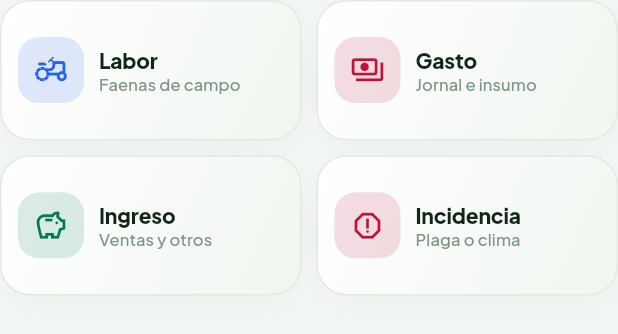
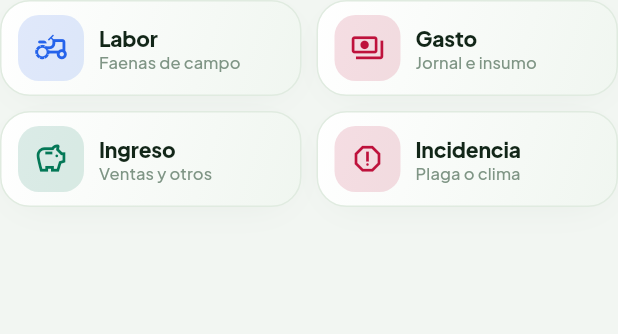
Before and after one commit to fraykanachullo/agrocontrolfrontendv1, a Flutter app: the _ActionGrid widget shown alone on an empty page, opened directly with empty values, on a phone screen of 412 x 824 dp. Shown: the top 334 px of the screen. Run offline on Flutter 3.47's test engine with Material 3 defaults, Android fonts, the phone set to English and light mode, and no system bars; our stand-ins replace connectivity_plus, dio, fl_chart, flutter_riverpod, flutter_secure_storage, freezed_annotation and 8 more; accounts and stored records are empty.

Commit message:
Cuadrículas que se adaptan a pantallas angostas
Registro rápido de gastos (Inicio), acciones del Cuaderno y métricas de
Resumen usaban un alto proporcional al ancho y se desbordaban en un
celular de 360 dp. Ahora usan GrillaAjustada: cada fila toma el alto de
su contenido.

Co-Authored-By: Claude Opus 5.5 <noreply@anthropic.com>

```diff
--- a/lib/core/widgets/glass.dart
+++ b/lib/core/widgets/glass.dart
@@ -271,3 +271,38 @@ class SectionHeader extends StatelessWidget {
     );
   }
 }
+
+/// Cuadrícula cuyas filas toman el alto de su contenido (no un alto
+/// proporcional al ancho): no se desborda en pantallas angostas ni con la
+/// letra agrandada. Las tarjetas de una misma fila quedan del mismo alto.
+class GrillaAjustada extends StatelessWidget {
+  final int columnas;
+  final double espacio;
+  final List<Widget> children;
+
+  const GrillaAjustada({super.key, required this.columnas, this.espacio = 10, required this.children});
+
+  @override
+  Widget build(BuildContext context) {
+    final filas = [for (var i = 0; i < children.length; i += columnas) children.sublist(i, (i + columnas).clamp(0, children.length))];
+    return Column(
+      children: [
+        for (final (f, fila) in filas.indexed)
+          Padding(
+            padding: EdgeInsets.only(bottom: f < filas.length - 1 ? espacio : 0),
+            child: IntrinsicHeight(
+              child: Row(
+                crossAxisAlignment: CrossAxisAlignment.stretch,
+                children: [
+                  for (var c = 0; c < columnas; c++) ...[
+                    if (c > 0) SizedBox(width: espacio),
+                    Expanded(child: c < fila.length ? fila[c] : const SizedBox.shrink()),
+                  ],
+                ],
+              ),
+            ),
+          ),
+      ],
+    );
+  }
+}
--- a/lib/features/cuaderno/presentation/screens/cuaderno_screen.dart
+++ b/lib/features/cuaderno/presentation/screens/cuaderno_screen.dart
@@ -250,14 +250,8 @@ class _ActionGrid extends StatelessWidget {
     ];
     final text = Theme.of(context).textTheme;
 
-    return GridView.count(
-      crossAxisCount: 2,
-      shrinkWrap: true,
-      padding: EdgeInsets.zero,
-      physics: const NeverScrollableScrollPhysics(),
-      mainAxisSpacing: 10,
-      crossAxisSpacing: 10,
-      childAspectRatio: 2.15,
+    return GrillaAjustada(
+      columnas: 2,
       children: [
         for (final (tipo, label, caption) in actions)
           Builder(builder: (context) {
```
Also changed, not shown: lib/features/campanas/presentation/screens/inicio_screen.dart (+2 -8 lines), lib/features/resumen/presentation/screens/resumen_screen.dart (+2 -8 lines).
